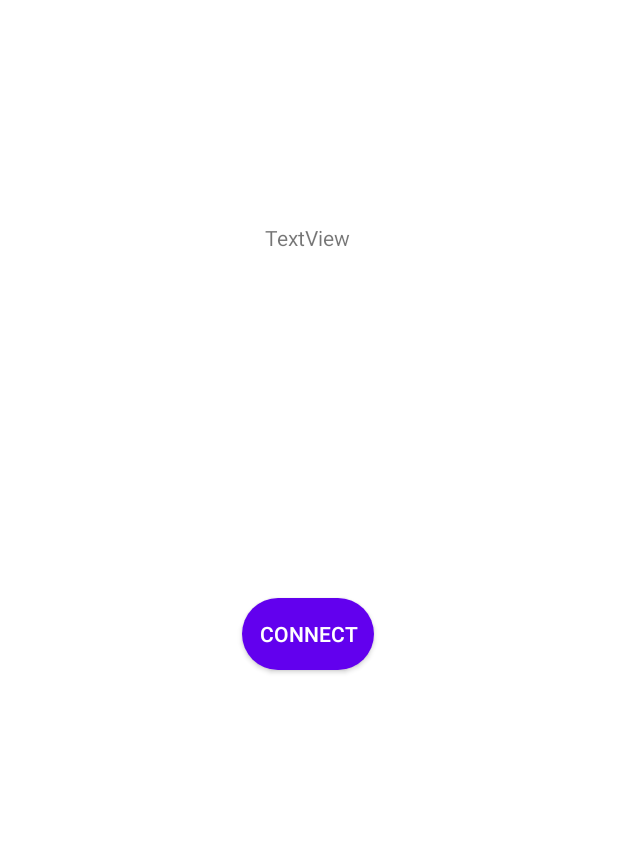
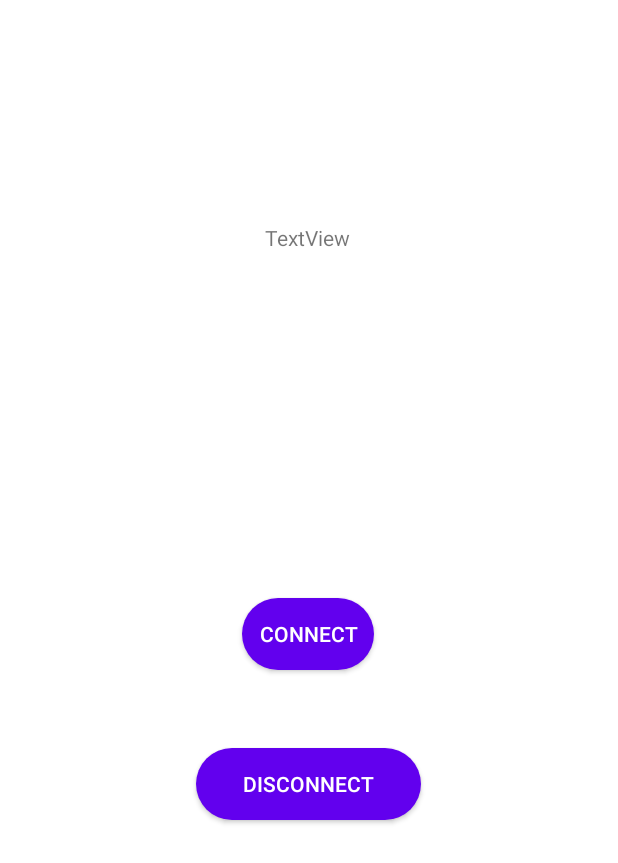
Before and after one commit to Mastermind0100/Project-Cypher, an Android app: the SensorScreen screen opened directly, with no data from a screen before it, on a phone screen of 412 x 824 dp. Shown: the top 863 px of the screen. Run offline under Robolectric (Android 15) with nearby library versions, the phone set to English and light mode, and no system bars.

Commit message:
Sensor data sent to RPi

```diff
--- a/app/src/main/java/com/example/projectcypher/SensorScreen.java
+++ b/app/src/main/java/com/example/projectcypher/SensorScreen.java
@@ -35,8 +35,10 @@ public class SensorScreen extends AppCompatActivity{
     private String val;
     TextView textView;
     Button connectbutton;
+    Button disconnectbutton;
     private HandlerThread mSensorThread;
     private Handler mSensorHandler;
+    private boolean connection = false;
     @Override
     protected void onCreate(Bundle savedInstanceState) {
         super.onCreate(savedInstanceState);
@@ -46,6 +48,7 @@ public class SensorScreen extends AppCompatActivity{
         StrictMode.setThreadPolicy(policy);
         textView = (TextView) findViewById(R.id.SensorData);
         connectbutton = (Button) findViewById(R.id.connectionbutton);
+        disconnectbutton = (Button) findViewById(R.id.terminationbutton);
         msensorManager = (SensorManager) getSystemService(Context.SENSOR_SERVICE);
         gyrosensor = msensorManager != null ? msensorManager.getDefaultSensor(Sensor.TYPE_GYROSCOPE) : null;
         if(gyrosensor==null){
@@ -54,8 +57,8 @@ public class SensorScreen extends AppCompatActivity{
         gyroscopeEventListener = new SensorEventListener() {
             @Override
             public void onSensorChanged(SensorEvent event) {
-                val = (Math.round(event.values[0])) + "\n" +
-                        (Math.round(event.values[1])) + "\n" + (Math.round(event.values[2]));
+                val = (Math.round(event.values[0])) + "," +
+                        (Math.round(event.values[1])) + "," + (Math.round(event.values[2]));
                 /*
                 first value: move to face mobile upward: +ve values, downwards: -ve values
                 second value: move to face mobile towards left: +ve values, rightwards: -ve values
@@ -67,20 +70,25 @@ public class SensorScreen extends AppCompatActivity{
             @Override
             public void onAccuracyChanged(Sensor sensor, int accuracy) {}
         };
+
+        disconnectbutton.setOnClickListener(new View.OnClickListener() {
+            @Override
+            public void onClick(View v) {
+                connection = false;
+            }
+        });
+
         connectbutton.setOnClickListener(new View.OnClickListener() {
             @Override
             public void onClick(View v) {
+                connection = true;
                 try {
                     Socket s = new Socket("192.168.1.30", 5000);
                     DataOutputStream outputStream = new DataOutputStream(s.getOutputStream());
-                    outputStream.writeUTF(val);
-                    TimeUnit.SECONDS.sleep(1);
-//                    int i = 1;
-//                    while(i!=100){
-//                        outputStream.writeUTF(val);
-//                        i++;
-//                        TimeUnit.SECONDS.sleep(1);
-//                    }
+                    while(connection){
+                        outputStream.writeUTF(val);
+                        TimeUnit.SECONDS.sleep(1);
+                    }
                     outputStream.flush();
                     outputStream.close();
                     DataInputStream inputStream = new DataInputStream(s.getInputStream());
@@ -94,16 +102,17 @@ public class SensorScreen extends AppCompatActivity{
             }
         });
     }
-
     @Override
     protected void onStart() {
         super.onStart();
         mSensorThread = new HandlerThread("Sensor Thread", Thread.MAX_PRIORITY);
         mSensorThread.start();
         mSensorHandler = new Handler(mSensorThread.getLooper());
-        msensorManager.registerListener(gyroscopeEventListener, gyrosensor, SensorManager.SENSOR_DELAY_FASTEST, mSensorHandler);
+        msensorManager.registerListener(gyroscopeEventListener,
+                gyrosensor,
+                SensorManager.SENSOR_DELAY_FASTEST,
+                mSensorHandler);
     }
-
     @Override
     protected void onStop(){
         super.onStop();
--- a/app/src/main/res/layout/activity_sensor_screen.xml
+++ b/app/src/main/res/layout/activity_sensor_screen.xml
@@ -11,6 +11,7 @@
         android:layout_width="wrap_content"
         android:layout_height="wrap_content"
         android:text="TextView"
+
         app:layout_constraintBottom_toBottomOf="parent"
         app:layout_constraintEnd_toEndOf="parent"
         app:layout_constraintHorizontal_bias="0.498"
@@ -33,4 +34,18 @@
         app:layout_constraintTop_toBottomOf="@+id/SensorData"
         app:layout_constraintVertical_bias="0.101" />
 
+    <android.widget.Button
+        android:id="@+id/terminationbutton"
+        android:layout_width="wrap_content"
+        android:layout_height="wrap_content"
+        android:layout_marginTop="52dp"
+        android:width="150sp"
+        android:background="@drawable/button"
+        android:text="Disconnect"
+        android:textColor="@color/white"
+        app:layout_constraintEnd_toEndOf="parent"
+        app:layout_constraintHorizontal_bias="0.498"
+        app:layout_constraintStart_toStartOf="parent"
+        app:layout_constraintTop_toBottomOf="@+id/connectionbutton" />
+
 </androidx.constraintlayout.widget.ConstraintLayout>
```
